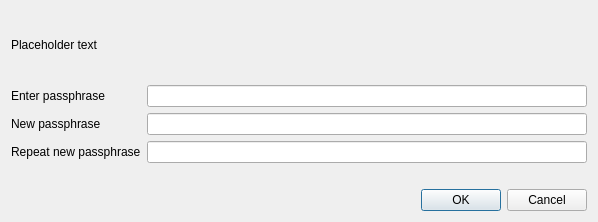
Old version of the form src/qt/forms/askpassphrasedialog.ui in the repository bitcoinx-project/bitcoinx.
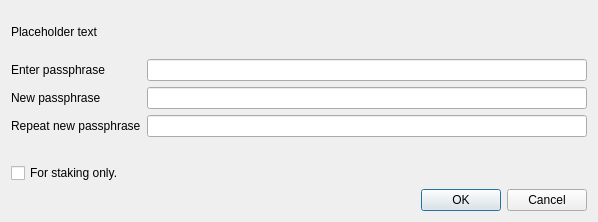
New version of the form.

Patch:
```diff
--- a/src/qt/forms/askpassphrasedialog.ui
+++ b/src/qt/forms/askpassphrasedialog.ui
@@ -108,6 +108,16 @@
        </property>
       </widget>
      </item>
+     <item row="4" column="0" colspan="2">
+      <widget class="QCheckBox" name="stakingCheckBox">
+       <property name="toolTip">
+        <string>Serves to disable the trivial sendmoney when OS account compromised. Provides no real security.</string>
+       </property>
+       <property name="text">
+        <string>For staking only.</string>
+       </property>
+      </widget>
+     </item>
     </layout>
    </item>
    <item>
```
